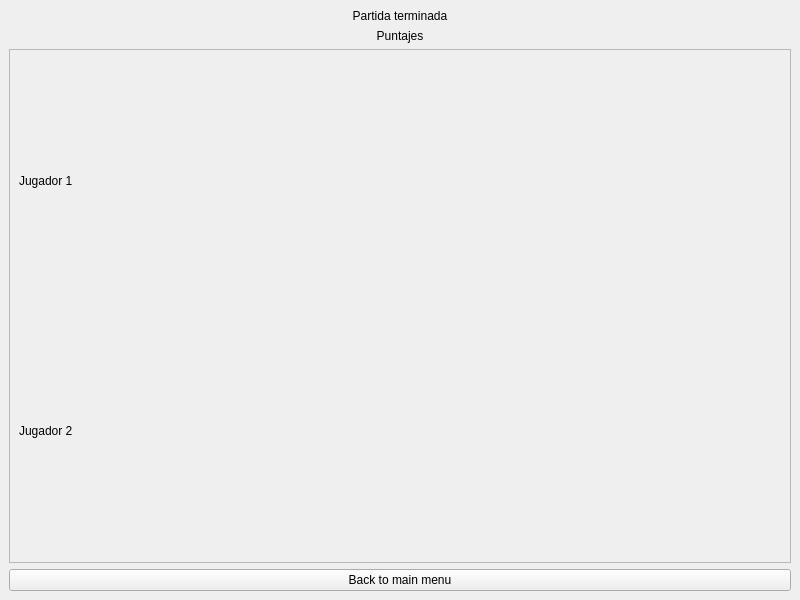
Old version of the form src/client/matchEndedGui/matchendedgui.ui in the repository Hernandsv01/taller-grupal.
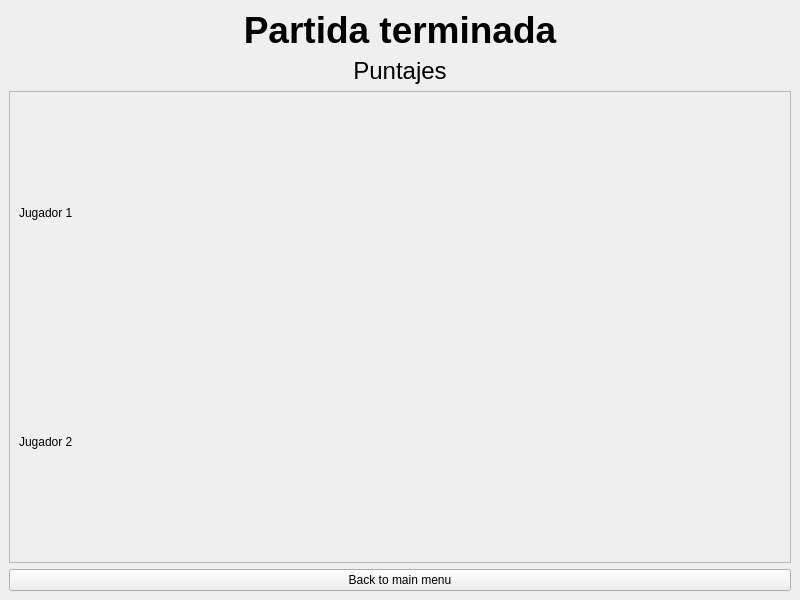
New version of the form.

Commit message: Actualizado fuente

The edit to the form file:
```diff
--- a/src/client/matchEndedGui/matchendedgui.ui
+++ b/src/client/matchEndedGui/matchendedgui.ui
@@ -17,16 +17,33 @@
             <layout class="QVBoxLayout" name="verticalLayout">
                 <item>
                     <widget class="QLabel" name="label">
+                        <property name="font">
+                            <font>
+                                <family>Ubuntu</family>
+                                <pointsize>28</pointsize>
+                                <weight>75</weight>
+                                <bold>true</bold>
+                            </font>
+                        </property>
                         <property name="text">
                             <string>Partida terminada</string>
                         </property>
                         <property name="alignment">
                             <set>Qt::AlignCenter</set>
                         </property>
+                        <property name="margin">
+                            <number>10</number>
+                        </property>
                     </widget>
                 </item>
                 <item>
                     <widget class="QLabel" name="label_2">
+                        <property name="font">
+                            <font>
+                                <family>Ubuntu</family>
+                                <pointsize>18</pointsize>
+                            </font>
+                        </property>
                         <property name="text">
                             <string>Puntajes</string>
                         </property>
@@ -46,7 +63,7 @@
                                     <x>0</x>
                                     <y>0</y>
                                     <width>780</width>
-                                    <height>509</height>
+                                    <height>449</height>
                                 </rect>
                             </property>
                             <layout class="QVBoxLayout" name="verticalLayout_2">
```
